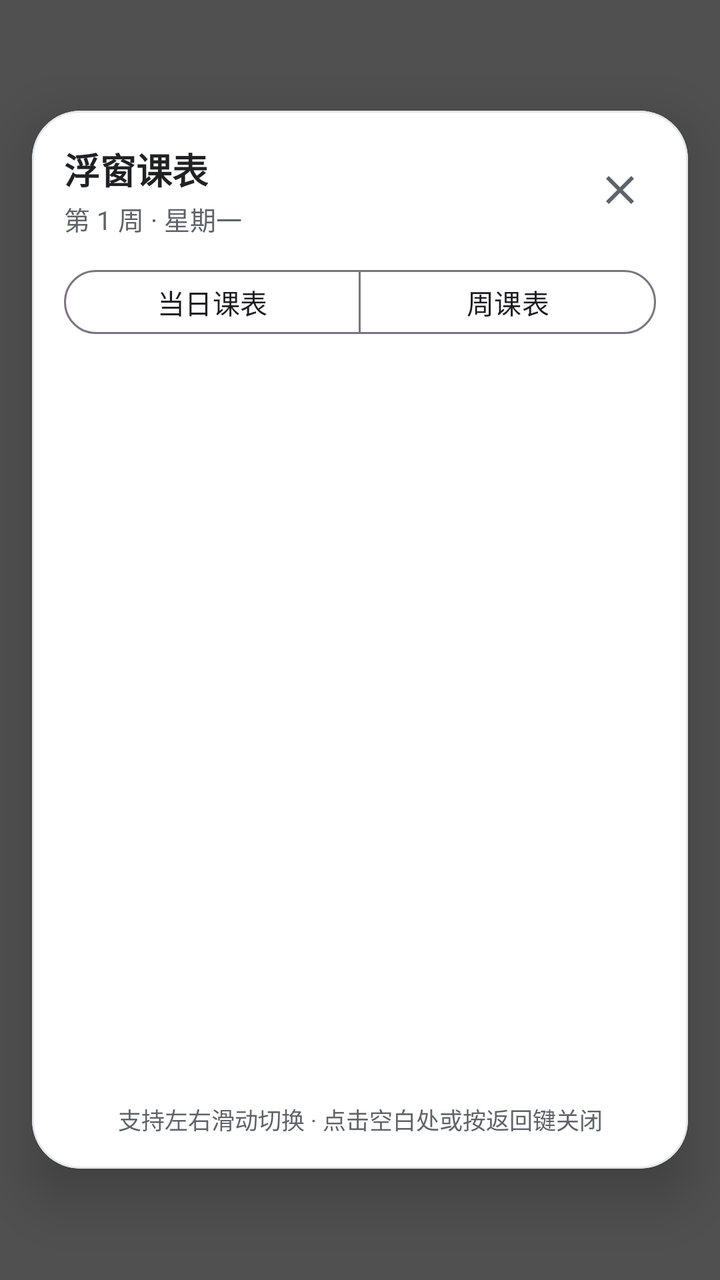
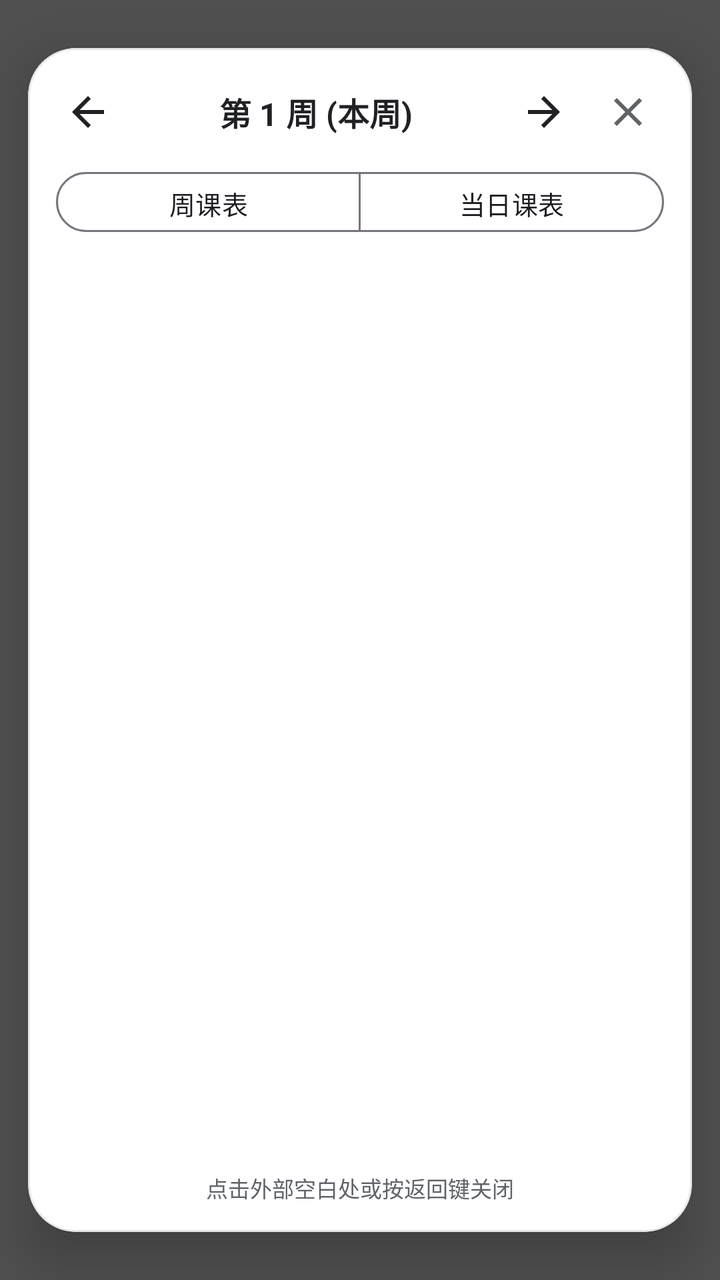

Before-and-after screenshots of an Android layout around one commit, followed by the original layout XML and the change that was made.
<!-- AndroidManifest.xml: activity theme Theme.TopSchedule.Floating -->
<!-- res/layout/activity_floating_schedule.xml -->
<?xml version="1.0" encoding="utf-8"?>
<FrameLayout xmlns:android="http://schemas.android.com/apk/res/android"
    xmlns:app="http://schemas.android.com/apk/res-auto"
    android:id="@+id/rootContainer"
    android:layout_width="match_parent"
    android:layout_height="match_parent"
    android:background="@color/card_scrim_bg"
    android:clickable="true"
    android:focusable="true">

    <com.google.android.material.card.MaterialCardView
        android:id="@+id/cardFloating"
        android:layout_width="match_parent"
        android:layout_height="wrap_content"
        android:layout_gravity="center"
        android:layout_marginHorizontal="16dp"
        android:layout_marginVertical="28dp"
        android:clickable="true"
        android:focusable="true"
        app:cardCornerRadius="24dp"
        app:cardElevation="16dp"
        app:strokeWidth="1dp"
        app:strokeColor="@color/outline"
        app:cardBackgroundColor="@color/surface">

        <LinearLayout
            android:layout_width="match_parent"
            android:layout_height="wrap_content"
            android:orientation="vertical"
            android:padding="16dp">

            
            <RelativeLayout
                android:layout_width="match_parent"
                android:layout_height="wrap_content">

                <LinearLayout
                    android:layout_width="wrap_content"
                    android:layout_height="wrap_content"
                    android:orientation="vertical"
                    android:layout_alignParentStart="true"
                    android:layout_centerVertical="true">

                    <TextView
                        android:id="@+id/tvFloatingTitle"
                        android:layout_width="wrap_content"
                        android:layout_height="wrap_content"
                        android:text="浮窗课表"
                        android:textColor="@color/on_surface"
                        android:textSize="18sp"
                        android:textStyle="bold" />

                    <TextView
                        android:id="@+id/tvFloatingSubtitle"
                        android:layout_width="wrap_content"
                        android:layout_height="wrap_content"
                        android:layout_marginTop="2dp"
                        android:text="第 1 周 · 星期一"
                        android:textColor="@color/on_surface_variant"
                        android:textSize="13sp" />
                </LinearLayout>

                <ImageButton
                    android:id="@+id/btnCloseFloating"
                    android:layout_width="36dp"
                    android:layout_height="36dp"
                    android:layout_alignParentEnd="true"
                    android:layout_centerVertical="true"
                    android:background="?attr/selectableItemBackgroundBorderless"
                    android:src="@drawable/ic_close"
                    app:tint="@color/on_surface_variant"
                    android:contentDescription="关闭" />
            </RelativeLayout>

            
            <com.google.android.material.button.MaterialButtonToggleGroup
                android:id="@+id/toggleGroupMode"
                android:layout_width="match_parent"
                android:layout_height="wrap_content"
                android:layout_marginTop="12dp"
                android:layout_marginBottom="10dp"
                app:singleSelection="true"
                app:selectionRequired="true">

                <com.google.android.material.button.MaterialButton
                    android:id="@+id/btnTabToday"
                    style="@style/Widget.Material3.Button.OutlinedButton"
                    android:layout_width="0dp"
                    android:layout_height="40dp"
                    android:layout_weight="1"
                    android:text="当日课表"
                    android:textSize="13.5sp" />

                <com.google.android.material.button.MaterialButton
                    android:id="@+id/btnTabWeek"
                    style="@style/Widget.Material3.Button.OutlinedButton"
                    android:layout_width="0dp"
                    android:layout_height="40dp"
                    android:layout_weight="1"
                    android:text="周课表"
                    android:textSize="13.5sp" />
            </com.google.android.material.button.MaterialButtonToggleGroup>

            
            <androidx.viewpager2.widget.ViewPager2
                android:id="@+id/viewPagerFloating"
                android:layout_width="match_parent"
                android:layout_height="360dp" />

            <TextView
                android:layout_width="match_parent"
                android:layout_height="wrap_content"
                android:gravity="center"
                android:paddingTop="10dp"
                android:text="支持左右滑动切换 · 点击空白处或按返回键关闭"
                android:textColor="@color/on_surface_variant"
                android:textSize="11.5sp" />

        </LinearLayout>
    </com.google.android.material.card.MaterialCardView>

</FrameLayout>
<!-- resources referenced by this layout -->
<resources>
  <color name="card_scrim_bg">#70000000</color>
  <color name="on_surface">#202124</color>
  <color name="on_surface_variant">#5F6368</color>
  <color name="outline">#E5E7EB</color>
  <color name="surface">#FFFFFF</color>
  <!-- drawable ic_close (drawable) -->
  <vector xmlns:android="http://schemas.android.com/apk/res/android"
      android:width="24dp"
      android:height="24dp"
      android:viewportWidth="24"
      android:viewportHeight="24">
      <path
          android:fillColor="#5F6368"
          android:pathData="M19,6.41L17.59,5 12,10.59 6.41,5 5,6.41 10.59,12 5,17.59 6.41,19 12,13.41 17.59,19 19,17.59 13.41,12z"/>
  </vector>
  <style name="Theme.TopSchedule.Floating" parent="Theme.Material3.DayNight.NoActionBar">
          <item name="android:windowIsTranslucent">true</item>
          <item name="android:windowBackground">@color/card_scrim_bg</item>
          <item name="android:windowContentOverlay">@null</item>
          <item name="android:windowNoTitle">true</item>
          <item name="android:windowIsFloating">false</item>
          <item name="android:backgroundDimEnabled">true</item>
          <item name="android:backgroundDimAmount">0.5</item>
          <item name="android:windowAnimationStyle">@style/FloatingAnimation</item>
          <item name="android:statusBarColor">@android:color/transparent</item>
          <item name="android:navigationBarColor">@android:color/transparent</item>
      </style>
  <style name="FloatingAnimation">
          <item name="android:windowEnterAnimation">@anim/floating_enter</item>
          <item name="android:windowExitAnimation">@anim/floating_exit</item>
      </style>
</resources>

<!-- the commit's change to res/layout/activity_floating_schedule.xml (unified diff, before → after) -->
@@ -11,10 +11,9 @@
     <com.google.android.material.card.MaterialCardView
         android:id="@+id/cardFloating"
         android:layout_width="match_parent"
-        android:layout_height="wrap_content"
-        android:layout_gravity="center"
-        android:layout_marginHorizontal="16dp"
-        android:layout_marginVertical="28dp"
+        android:layout_height="match_parent"
+        android:layout_marginHorizontal="14dp"
+        android:layout_marginVertical="24dp"
         android:clickable="true"
         android:focusable="true"
         app:cardCornerRadius="24dp"
@@ -25,96 +24,102 @@
 
         <LinearLayout
             android:layout_width="match_parent"
-            android:layout_height="wrap_content"
+            android:layout_height="match_parent"
             android:orientation="vertical"
-            android:padding="16dp">
+            android:padding="14dp">
 
             
-            <RelativeLayout
+            <LinearLayout
                 android:layout_width="match_parent"
-                android:layout_height="wrap_content">
+                android:layout_height="wrap_content"
+                android:gravity="center_vertical"
+                android:orientation="horizontal">
 
-                <LinearLayout
-                    android:layout_width="wrap_content"
+                <ImageButton
+                    android:id="@+id/btnPrevWeek"
+                    android:layout_width="32dp"
+                    android:layout_height="32dp"
+                    android:background="?attr/selectableItemBackgroundBorderless"
+                    android:src="@drawable/ic_arrow_back"
+                    app:tint="@color/on_surface"
+                    android:contentDescription="上一周" />
+
+                <TextView
+                    android:id="@+id/tvCurrentWeek"
+                    android:layout_width="0dp"
                     android:layout_height="wrap_content"
-                    android:orientation="vertical"
-                    android:layout_alignParentStart="true"
-                    android:layout_centerVertical="true">
+                    android:layout_weight="1"
+                    android:gravity="center"
+                    android:text="第 1 周 (本周)"
+                    android:textColor="@color/on_surface"
+                    android:textSize="16sp"
+                    android:textStyle="bold" />
 
-                    <TextView
-                        android:id="@+id/tvFloatingTitle"
-                        android:layout_width="wrap_content"
-                        android:layout_height="wrap_content"
-                        android:text="浮窗课表"
-                        android:textColor="@color/on_surface"
-                        android:textSize="18sp"
-                        android:textStyle="bold" />
-
-                    <TextView
-                        android:id="@+id/tvFloatingSubtitle"
-                        android:layout_width="wrap_content"
-                        android:layout_height="wrap_content"
-                        android:layout_marginTop="2dp"
-                        android:text="第 1 周 · 星期一"
-                        android:textColor="@color/on_surface_variant"
-                        android:textSize="13sp" />
-                </LinearLayout>
+                <ImageButton
+                    android:id="@+id/btnNextWeek"
+                    android:layout_width="32dp"
+                    android:layout_height="32dp"
+                    android:background="?attr/selectableItemBackgroundBorderless"
+                    android:rotation="180"
+                    android:src="@drawable/ic_arrow_back"
+                    app:tint="@color/on_surface"
+                    android:contentDescription="下一周" />
 
                 <ImageButton
                     android:id="@+id/btnCloseFloating"
                     android:layout_width="36dp"
                     android:layout_height="36dp"
-                    android:layout_alignParentEnd="true"
-                    android:layout_centerVertical="true"
+                    android:layout_marginStart="8dp"
                     android:background="?attr/selectableItemBackgroundBorderless"
                     android:src="@drawable/ic_close"
                     app:tint="@color/on_surface_variant"
                     android:contentDescription="关闭" />
-            </RelativeLayout>
+            </LinearLayout>
 
             
             <com.google.android.material.button.MaterialButtonToggleGroup
                 android:id="@+id/toggleGroupMode"
                 android:layout_width="match_parent"
                 android:layout_height="wrap_content"
-                android:layout_marginTop="12dp"
-                android:layout_marginBottom="10dp"
+                android:layout_marginTop="8dp"
+                android:layout_marginBottom="8dp"
                 app:singleSelection="true"
                 app:selectionRequired="true">
+
+                <com.google.android.material.button.MaterialButton
+                    android:id="@+id/btnTabWeek"
+                    style="@style/Widget.Material3.Button.OutlinedButton"
+                    android:layout_width="0dp"
+                    android:layout_height="38dp"
+                    android:layout_weight="1"
+                    android:text="周课表"
+                    android:textSize="13sp" />
 
                 <com.google.android.material.button.MaterialButton
                     android:id="@+id/btnTabToday"
                     style="@style/Widget.Material3.Button.OutlinedButton"
                     android:layout_width="0dp"
-                    android:layout_height="40dp"
+                    android:layout_height="38dp"
                     android:layout_weight="1"
                     android:text="当日课表"
-                    android:textSize="13.5sp" />
-
-                <com.google.android.material.button.MaterialButton
-                    android:id="@+id/btnTabWeek"
-                    style="@style/Widget.Material3.Button.OutlinedButton"
-                    android:layout_width="0dp"
-                    android:layout_height="40dp"
-                    android:layout_weight="1"
-                    android:text="周课表"
-                    android:textSize="13.5sp" />
+                    android:textSize="13sp" />
             </com.google.android.material.button.MaterialButtonToggleGroup>
 
             
             <androidx.viewpager2.widget.ViewPager2
                 android:id="@+id/viewPagerFloating"
                 android:layout_width="match_parent"
-                android:layout_height="360dp" />
+                android:layout_height="0dp"
+                android:layout_weight="1" />
 
             <TextView
                 android:layout_width="match_parent"
                 android:layout_height="wrap_content"
                 android:gravity="center"
-                android:paddingTop="10dp"
-                android:text="支持左右滑动切换 · 点击空白处或按返回键关闭"
+                android:paddingTop="6dp"
+                android:text="点击外部空白处或按返回键关闭"
                 android:textColor="@color/on_surface_variant"
-                android:textSize="11.5sp" />
+                android:textSize="11sp" />
 
         </LinearLayout>
     </com.google.android.material.card.MaterialCardView>
<!-- resource entries referenced after the edit -->
@@ -5,6 +5,16 @@
   <color name="on_surface_variant">#5F6368</color>
   <color name="outline">#E5E7EB</color>
   <color name="surface">#FFFFFF</color>
+  <!-- drawable ic_arrow_back (drawable) -->
+  <vector xmlns:android="http://schemas.android.com/apk/res/android"
+      android:width="24dp"
+      android:height="24dp"
+      android:viewportWidth="24"
+      android:viewportHeight="24">
+      <path
+          android:fillColor="#5F6368"
+          android:pathData="M20,11H7.83l5.59,-5.59L12,4l-8,8 8,8 1.41,-1.41L7.83,13H20v-2z"/>
+  </vector>
   <!-- drawable ic_close (drawable) -->
   <vector xmlns:android="http://schemas.android.com/apk/res/android"
       android:width="24dp"
